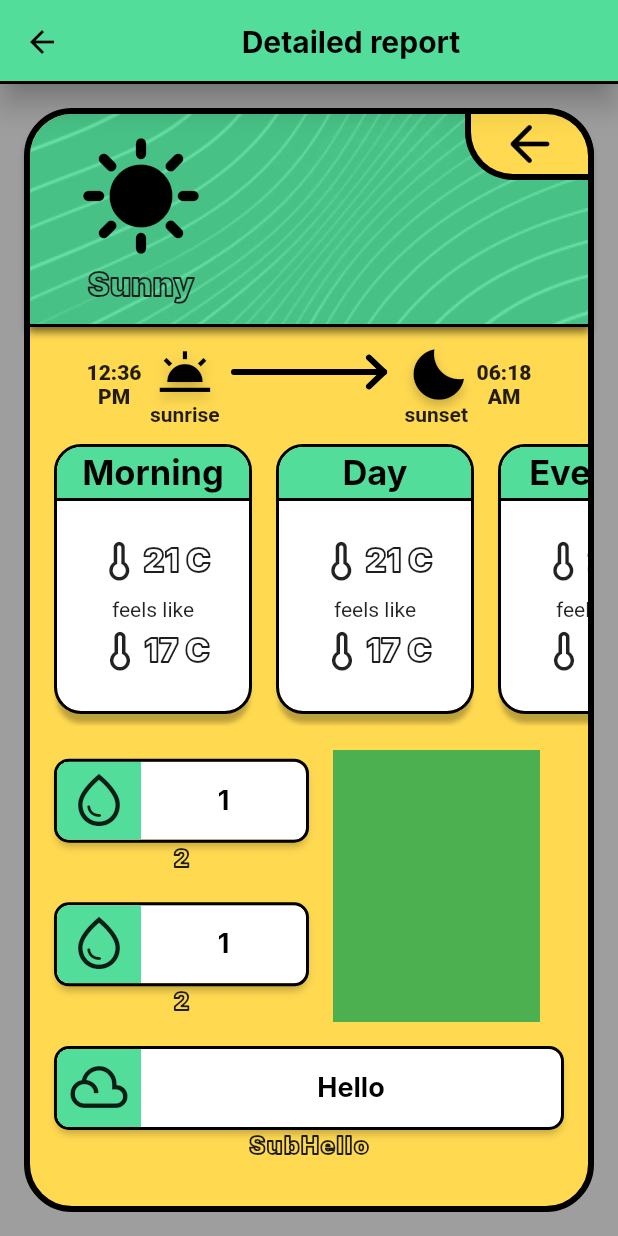
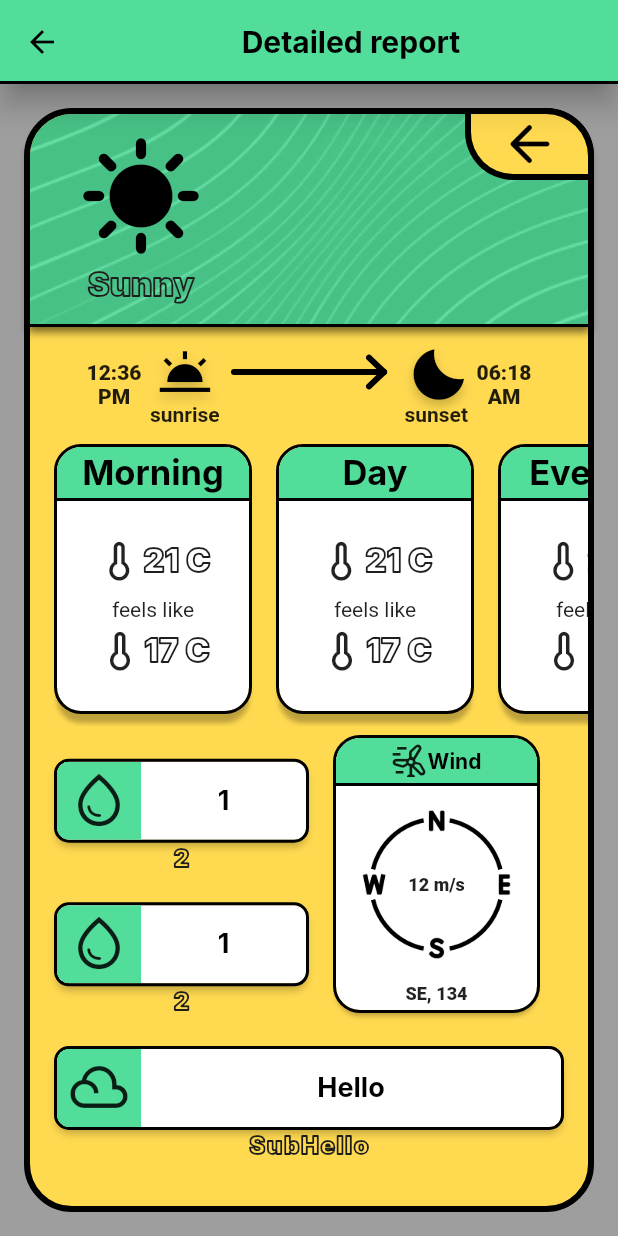
Before and after one commit to vladcto/cartoon-weather, a Flutter app: the DetailPage screen opened by its route, on a phone screen of 412 x 824 dp. Run offline on Flutter 3.47's test engine with Material 2 defaults, Android fonts, the phone set to English and light mode, and no system bars; missing offline and left inert: charts_painter; Roboto replaces fonts that are missing (Inter).

Commit message:
Сделал дизайн карточки розы ветров. Сделал добавления угла и высчитывание направления. Отсуствтует поворот розы ветров от направления.

```diff
--- a/cartoon_weather/lib/detail_page.dart
+++ b/cartoon_weather/lib/detail_page.dart
@@ -3,6 +3,7 @@ import 'package:cartoon_weather/line_info_card.dart';
 import 'package:cartoon_weather/temp_day_card.dart';
 import 'package:cartoon_weather/theme_images.dart';
 import 'package:flutter/material.dart';
+import 'dart:math';
 
 class DetailPage extends StatelessWidget {
   static const double cardBorderWidth = 4;
@@ -13,7 +14,7 @@ class DetailPage extends StatelessWidget {
   @override
   Widget build(BuildContext context) {
     ThemeImages themeImages = Theme.of(context).extension<ThemeImages>()!;
-    var curTheme = Theme.of(context);
+    var theme = Theme.of(context);
 
     return Scaffold(
       appBar: AppBar(
@@ -44,7 +45,7 @@ class DetailPage extends StatelessWidget {
                   height: double.infinity,
                   width: double.infinity,
                   decoration: BoxDecoration(
-                    color: curTheme.colorScheme.secondary,
+                    color: theme.colorScheme.secondary,
                     borderRadius: BorderRadius.circular(32),
                     border: Border.all(
                       color: Colors.black,
@@ -98,6 +99,7 @@ class DetailPage extends StatelessWidget {
                           ],
                         ),
                       ),
+                      // ? - Должен быть способ сделать это поменьше
                       Expanded(
                         child: Padding(
                           padding: const EdgeInsets.fromLTRB(16, 0, 16, 0),
@@ -124,18 +126,13 @@ class DetailPage extends StatelessWidget {
                                       ),
                                     ),
                                     Expanded(
-                                      child: Padding(
-                                        padding: EdgeInsets.all(16),
-                                        child: Container(
-                                          width: double.infinity,
-                                          color: Colors.green,
-                                        ),
-                                      ),
+                                      child:
+                                          _buildWindRoseWidget("12 m/s", 134, theme),
                                     ),
                                   ],
                                 ),
                               ),
-                              Flexible(
+                              const Flexible(
                                 child: LineInfoCard(
                                   text: "Hello",
                                   subtext: "SubHello",
@@ -169,7 +166,7 @@ class DetailPage extends StatelessWidget {
                           horizontal: 32,
                         ),
                         decoration: BoxDecoration(
-                          color: curTheme.colorScheme.primary,
+                          color: theme.colorScheme.primary,
                           image: themeImages.backgroundPrimaryImage,
                           borderRadius: const BorderRadius.vertical(
                             top: Radius.circular(32 - cardBorderWidth),
@@ -283,6 +280,92 @@ class DetailPage extends StatelessWidget {
       ),
     );
   }
+
+  // Card that display wind speed and direction in compas-like style
+  Widget _buildWindRoseWidget(String speed, double direction, ThemeData theme) {
+    const double strokeWeatherCardWidth = 2;
+
+    double N = cos(pi / 180 * direction);
+    double E = sin(pi / 180 * direction);
+    String ns = N.abs() >= (0.5) ? (N.sign == 1 ? "N" : "S") : "";
+    String ew = E.abs() >= (0.5) ? (E.sign == 1 ? "E" : "W") : "";
+    int directionAngle = direction.round();
+    String directionForm = "$ns$ew, $directionAngle";
+
+    return Container(
+      height: double.infinity,
+      margin: const EdgeInsets.fromLTRB(
+          strokeWeatherCardWidth + 16, 8, strokeWeatherCardWidth + 16, 24),
+      clipBehavior: Clip.hardEdge,
+      width: 128,
+      decoration: BoxDecoration(
+        color: Colors.white,
+        borderRadius: BorderRadius.circular(16),
+        border: Border.all(
+            color: Colors.black,
+            width: strokeWeatherCardWidth,
+            strokeAlign: BorderSide.strokeAlignOutside),
+        boxShadow: const [
+          BoxShadow(
+            color: Colors.black26,
+            offset: Offset(0, 4),
+            blurRadius: 2,
+          )
+        ],
+      ),
+      child: Column(
+        mainAxisAlignment: MainAxisAlignment.start,
+        children: [
+          // * Header
+          Container(
+            height: 32,
+            width: double.infinity,
+            alignment: Alignment.center,
+            decoration: BoxDecoration(
+              color: theme.colorScheme.primary,
+              border: const Border(
+                bottom:
+                    BorderSide(color: Colors.black, width: strokeWeatherCardWidth),
+              ),
+            ),
+            child: Row(
+              mainAxisAlignment: MainAxisAlignment.center,
+              children: [
+                const Icon(CustomAppIcons.wind),
+                Text(
+                  "Wind",
+                  style: theme.textTheme.labelLarge!.copyWith(fontSize: 14),
+                ),
+              ],
+            ),
+          ),
+          // * Body
+          Expanded(
+            child: Stack(
+              fit: StackFit.expand,
+              children: [
+                Image.asset("assets/images/wind_rose.png"),
+                Center(
+                  child: Text(
+                    speed,
+                    style:
+                        const TextStyle(fontSize: 12, fontWeight: FontWeight.w900),
+                  ),
+                ),
+              ],
+            ),
+          ),
+          Padding(
+            padding: const EdgeInsets.fromLTRB(4, 0, 4, 4),
+            child: Text(
+              directionForm,
+              style: const TextStyle(fontWeight: FontWeight.w900, fontSize: 12),
+            ),
+          ),
+        ],
+      ),
+    );
+  }
 }
 
 class ArrowPainer extends CustomPainter {
```
Also changed, not shown: cartoon_weather/assets/images/wind_rose.png (added).
